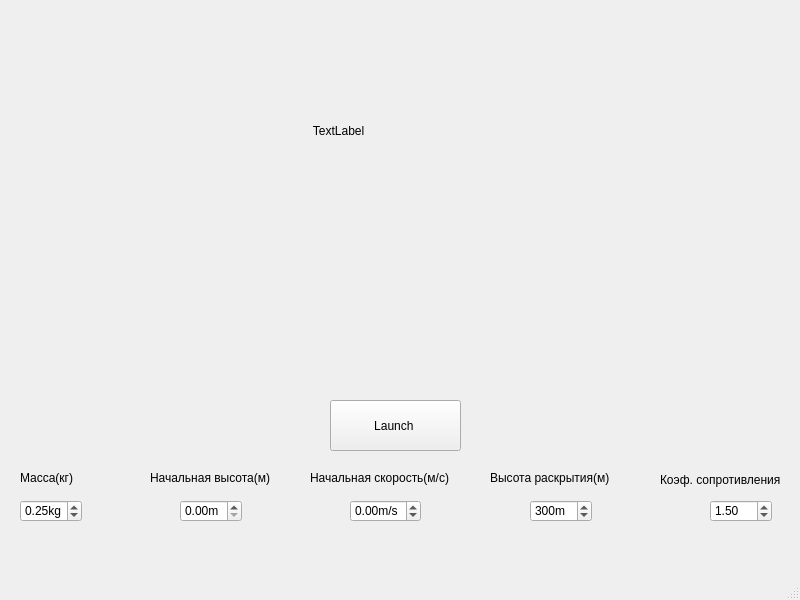
Qt form mainwindow.ui (Kondratsenka/ParachuteRocket) before a commit.
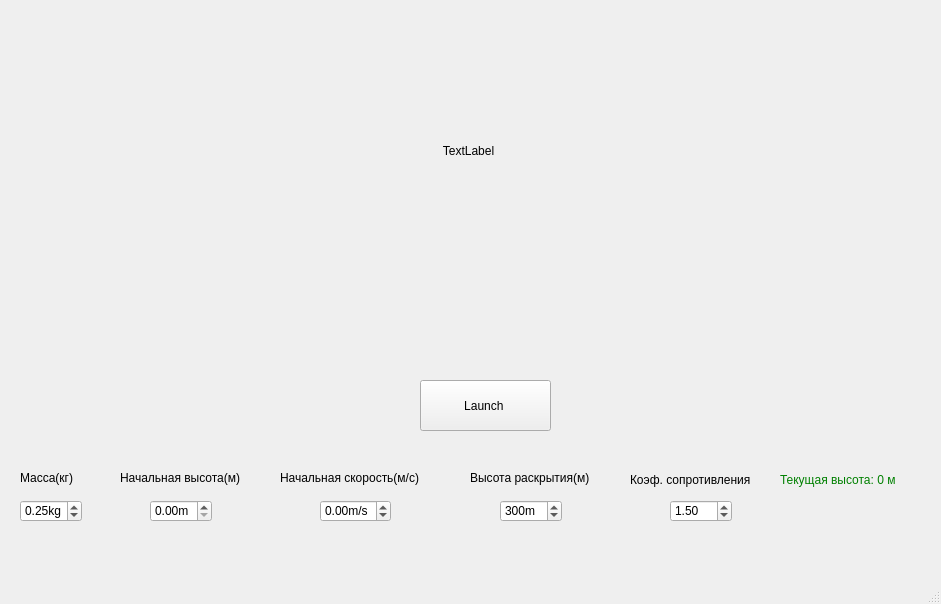
The same form after that commit.

The edit to the form file:
```diff
--- a/mainwindow.ui
+++ b/mainwindow.ui
@@ -6,8 +6,8 @@
    <rect>
     <x>0</x>
     <y>0</y>
-    <width>800</width>
-    <height>600</height>
+    <width>941</width>
+    <height>604</height>
    </rect>
   </property>
   <property name="windowTitle">
@@ -42,7 +42,7 @@
    <widget class="QDoubleSpinBox" name="spin_Start_altitude">
     <property name="geometry">
      <rect>
-      <x>180</x>
+      <x>150</x>
       <y>500</y>
       <width>62</width>
       <height>22</height>
@@ -58,7 +58,7 @@
    <widget class="QDoubleSpinBox" name="spin_Start_velocity">
     <property name="geometry">
      <rect>
-      <x>350</x>
+      <x>320</x>
       <y>500</y>
       <width>71</width>
       <height>22</height>
@@ -77,7 +77,7 @@
    <widget class="QDoubleSpinBox" name="spin_Deploy_altitude">
     <property name="geometry">
      <rect>
-      <x>530</x>
+      <x>500</x>
       <y>500</y>
       <width>62</width>
       <height>22</height>
@@ -108,7 +108,7 @@
    <widget class="QDoubleSpinBox" name="spin_Drag_koaf">
     <property name="geometry">
      <rect>
-      <x>710</x>
+      <x>670</x>
       <y>500</y>
       <width>62</width>
       <height>22</height>
@@ -130,8 +130,8 @@
    <widget class="QPushButton" name="launch_button">
     <property name="geometry">
      <rect>
-      <x>330</x>
-      <y>400</y>
+      <x>420</x>
+      <y>380</y>
       <width>131</width>
       <height>51</height>
      </rect>
@@ -143,8 +143,8 @@
    <widget class="QLabel" name="label_status">
     <property name="geometry">
      <rect>
-      <x>210</x>
-      <y>110</y>
+      <x>300</x>
+      <y>130</y>
       <width>361</width>
       <height>41</height>
      </rect>
@@ -153,7 +153,7 @@
      <string notr="true">ui-&gt;labelStatus-&gt;setStyleSheet(&quot;color: green;&quot;);</string>
     </property>
     <property name="text">
-     <string>                               TextLabel</string>
+     <string>                                           TextLabel</string>
     </property>
    </widget>
    <widget class="QLabel" name="labelMass">
@@ -172,7 +172,7 @@
    <widget class="QLabel" name="labelAltitude">
     <property name="geometry">
      <rect>
-      <x>150</x>
+      <x>120</x>
       <y>470</y>
       <width>141</width>
       <height>16</height>
@@ -185,7 +185,7 @@
    <widget class="QLabel" name="labelVelocity">
     <property name="geometry">
      <rect>
-      <x>310</x>
+      <x>280</x>
       <y>470</y>
       <width>161</width>
       <height>16</height>
@@ -198,7 +198,7 @@
    <widget class="QLabel" name="labelDeploy">
     <property name="geometry">
      <rect>
-      <x>490</x>
+      <x>470</x>
       <y>470</y>
       <width>141</width>
       <height>16</height>
@@ -211,7 +211,7 @@
    <widget class="QLabel" name="labelDrag">
     <property name="geometry">
      <rect>
-      <x>660</x>
+      <x>630</x>
       <y>470</y>
       <width>141</width>
       <height>20</height>
@@ -221,6 +221,22 @@
      <string>Коэф. сопротивления</string>
     </property>
    </widget>
+   <widget class="QLabel" name="label_current_height">
+    <property name="geometry">
+     <rect>
+      <x>780</x>
+      <y>470</y>
+      <width>151</width>
+      <height>20</height>
+     </rect>
+    </property>
+    <property name="styleSheet">
+     <string notr="true">color: green;</string>
+    </property>
+    <property name="text">
+     <string>Текущая высота: 0 м</string>
+    </property>
+   </widget>
   </widget>
   <widget class="QMenuBar" name="menubar">
    <property name="geometry">
```
Left out of the diff: 2 changed lines with no effect on the pictures.
